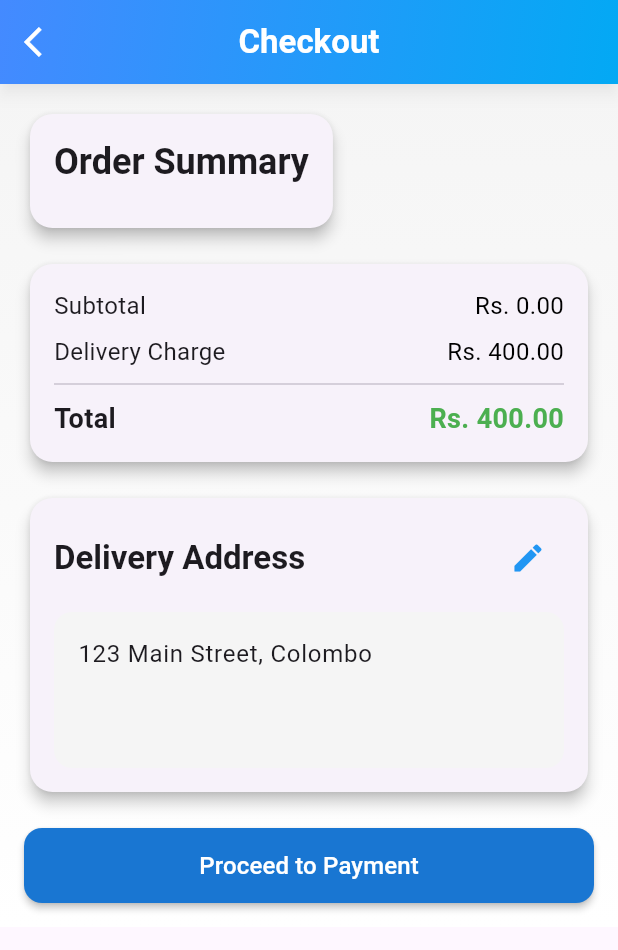
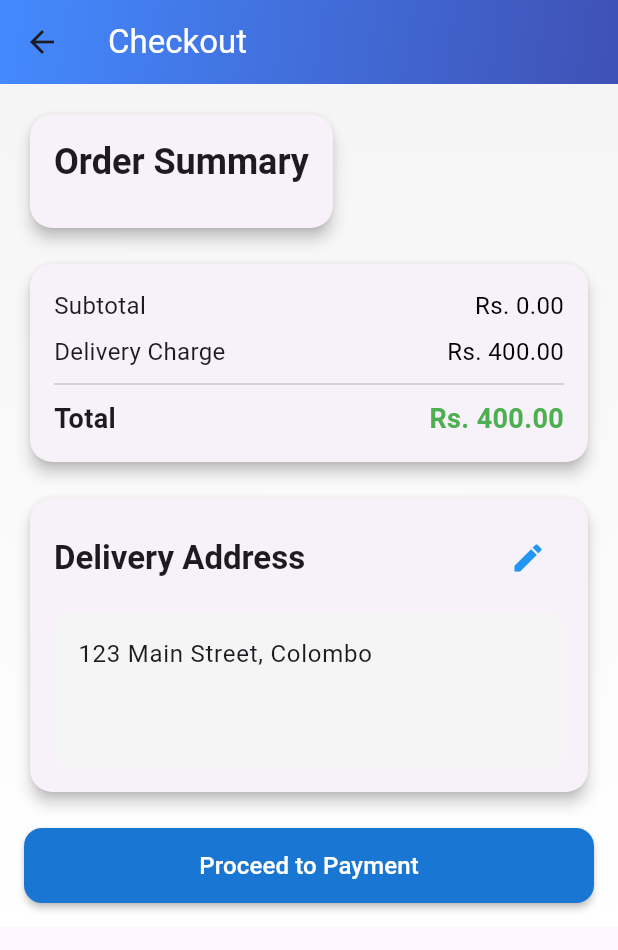
Before and after one commit to RensithUdara/gemhub_mobileapp, a Flutter app: the CheckoutScreen screen opened directly, on a phone screen of 412 x 824 dp. Shown: the top 950 px of the screen. Run offline on Flutter 3.47's test engine with Material 3 defaults, Android fonts, the phone set to English and light mode, and no system bars; our stand-ins replace animated_bottom_navigation_bar, carousel_slider, cloud_firestore, firebase_auth, firebase_core, firebase_storage and 4 more; accounts and stored records are empty.

Commit message:
style: update CheckoutScreen UI with gradient and layout improvements

```diff
--- a/lib/screens/checkout_screen/checkout_screen.dart
+++ b/lib/screens/checkout_screen/checkout_screen.dart
@@ -2,8 +2,8 @@
 import 'package:flutter/material.dart';
 import 'package:gemhub/screens/cart_screen/cart_provider.dart';
 import 'package:gemhub/screens/payment_screen/payment_screen.dart';
-import 'package:intl/intl.dart';
 import 'package:provider/provider.dart';
+
 
 class CheckoutScreen extends StatefulWidget {
   const CheckoutScreen({super.key});
@@ -33,26 +33,14 @@ class _CheckoutScreenState extends State<CheckoutScreen> {
         flexibleSpace: Container(
           decoration: const BoxDecoration(
             gradient: LinearGradient(
-                  colors: [Colors.blueAccent, Colors.lightBlue],
+              colors: [Colors.blueAccent, Colors.indigo],
               begin: Alignment.topLeft,
               end: Alignment.bottomRight,
             ),
           ),
         ),
-            elevation: 4,
-            shadowColor: Colors.black26,
-            title: const Text(
-              'Checkout',
-              style: TextStyle(
-                  color: Colors.white,
-                  fontSize: 22,
-                  fontWeight: FontWeight.bold),
-            ),
-            centerTitle: true,
-            leading: IconButton(
-              icon: const Icon(Icons.arrow_back_ios, color: Colors.white),
-              onPressed: () => Navigator.of(context).pop(),
-            ),
+        title: const Text('Checkout', style: TextStyle(color: Colors.white)),
+        elevation: 0,
       ),
       body: Container(
         decoration: BoxDecoration(
@@ -68,7 +56,6 @@ class _CheckoutScreenState extends State<CheckoutScreen> {
             child: Column(
               crossAxisAlignment: CrossAxisAlignment.start,
               children: [
-                // Order Summary Card
                 Card(
                   elevation: 4,
                   shape: RoundedRectangleBorder(
@@ -108,15 +95,14 @@ class _CheckoutScreenState extends State<CheckoutScreen> {
                                           style: const TextStyle(
                                               fontWeight: FontWeight.w600)),
                                       Text('Qty: ${item.quantity}',
-                                          style: TextStyle(
-                                              color: Colors.grey[600])),
+                                          style:
+                                              TextStyle(color: Colors.grey[600])),
                                     ],
                                   ),
                                 ),
-                                Text(
-                                    'Rs. ${item.totalPrice.toStringAsFixed(2)}',
-                                    style: const TextStyle(
-                                        fontWeight: FontWeight.bold)),
+                                Text('Rs. ${item.totalPrice.toStringAsFixed(2)}',
+                                    style:
+                                        const TextStyle(fontWeight: FontWeight.bold)),
                               ],
                             ),
                           ),
@@ -125,10 +111,7 @@ class _CheckoutScreenState extends State<CheckoutScreen> {
                     ),
                   ),
                 ),
-
                 const SizedBox(height: 16),
-
-                // Price Details Card
                 Card(
                   elevation: 4,
                   shape: RoundedRectangleBorder(
@@ -141,16 +124,12 @@ class _CheckoutScreenState extends State<CheckoutScreen> {
                         const SizedBox(height: 8),
                         _buildPriceRow('Delivery Charge', deliveryCharge),
                         const Divider(height: 20),
-                        _buildPriceRow('Total', totalWithDelivery,
-                            isTotal: true),
+                        _buildPriceRow('Total', totalWithDelivery, isTotal: true),
                       ],
                     ),
                   ),
                 ),
-
                 const SizedBox(height: 16),
-
-                // Address Card
                 Card(
                   elevation: 4,
                   shape: RoundedRectangleBorder(
@@ -195,10 +174,7 @@ class _CheckoutScreenState extends State<CheckoutScreen> {
                     ),
                   ),
                 ),
-
                 const SizedBox(height: 20),
-
-                // Proceed Button
                 SizedBox(
                   width: double.infinity,
                   height: 50,
```
Lines whose indentation alone changed are shown as unchanged.
